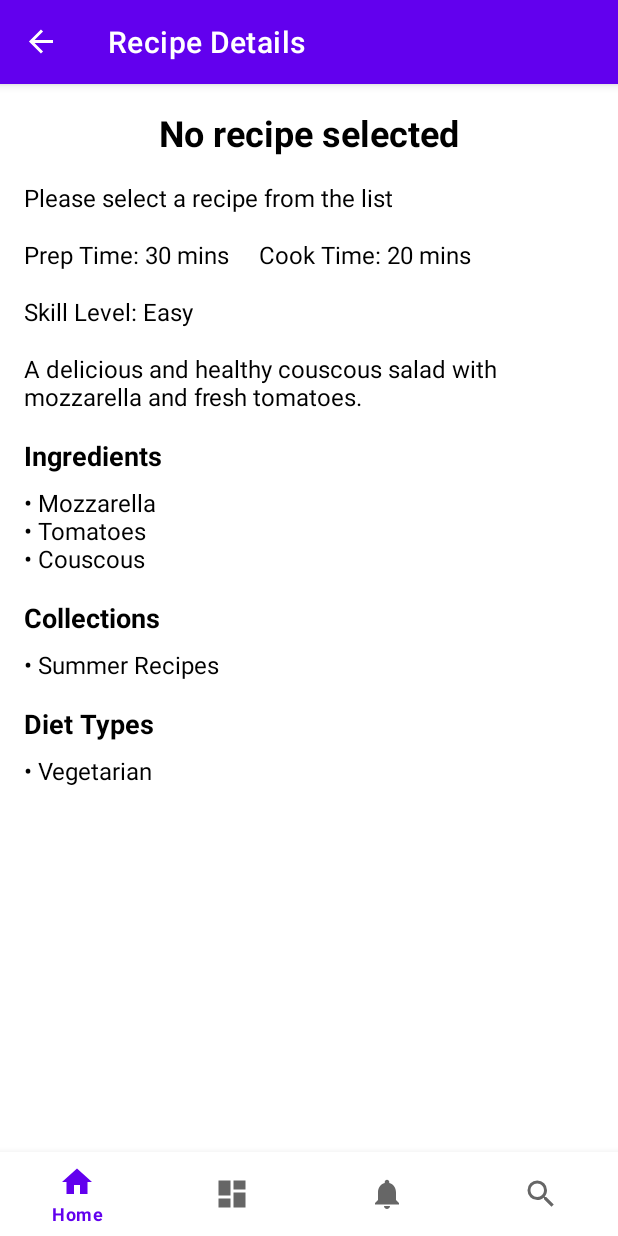
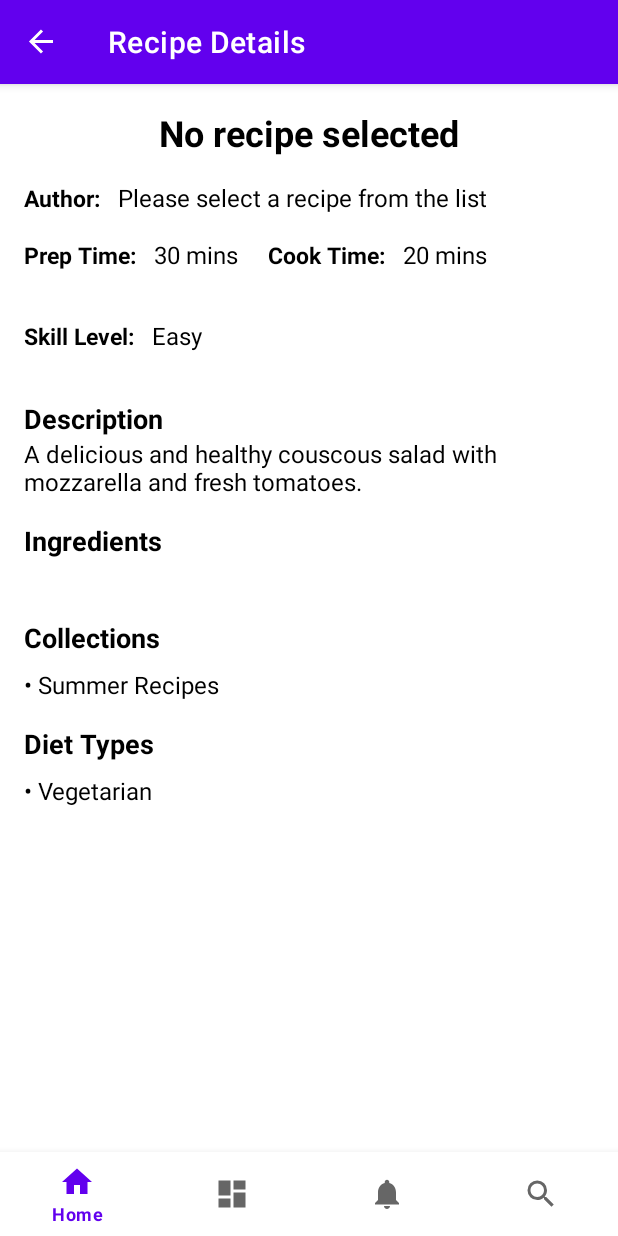
Before and after one commit to TudorGabriel28/II.3510_2425_SmallProject_G2_DLSMobile, an Android app: the RecipeDetailsFragment screen opened through its navigation route, on a phone screen of 412 x 824 dp. Run offline under Robolectric (Android 15) with nearby library versions, the phone set to English and light mode, and no system bars; our stand-ins replace navigation-ui.

Commit message:
Format details page values

```diff
--- a/app/src/main/java/com/example/recipeapp/ui/recipe/RecipeDetailsFragment.java
+++ b/app/src/main/java/com/example/recipeapp/ui/recipe/RecipeDetailsFragment.java
@@ -9,6 +9,7 @@ import android.widget.Toast;
 import androidx.annotation.NonNull;
 import androidx.fragment.app.Fragment;
 
+import com.example.recipeapp.R;
 import com.example.recipeapp.databinding.FragmentRecipeDetailsBinding;
 import com.example.recipeapp.dtos.CypherQuery;
 import com.example.recipeapp.dtos.Neo4jResponse;
@@ -16,6 +17,8 @@ import com.example.recipeapp.services.Neo4jApiService;
 import com.example.recipeapp.services.Neo4jCallback;
 import com.example.recipeapp.services.Neo4jService;
 import com.example.recipeapp.ui.search.RecipeListItem;
+import com.google.android.material.chip.Chip;
+import com.google.android.material.chip.ChipGroup;
 
 import java.util.ArrayList;
 import java.util.Arrays;
@@ -25,13 +28,14 @@ import java.util.Objects;
 public class RecipeDetailsFragment extends Fragment {
 
     private FragmentRecipeDetailsBinding binding;
-
+    private ChipGroup selectedIngredientsChipGroup;
 
     @Override
     public View onCreateView(@NonNull LayoutInflater inflater, ViewGroup container, Bundle savedInstanceState) {
         // Inflate the layout using ViewBinding
         binding = FragmentRecipeDetailsBinding.inflate(inflater, container, false);
         View root = binding.getRoot();
+        selectedIngredientsChipGroup = root.findViewById(R.id.selectedIngredientsChipGroup);
 
         // Get the arguments passed from the previous fragment
         if (getArguments() != null) {
@@ -44,6 +48,8 @@ public class RecipeDetailsFragment extends Fragment {
 
 //            Get recipe details from the database
             getRecipeDetails(recipeName, recipeAuthor);
+
+
         } else {
             // If no arguments are passed, display a message
             binding.recipeTitleTextView.setText("No recipe selected");
@@ -51,6 +57,17 @@ public class RecipeDetailsFragment extends Fragment {
         }
 
         return root;
+    }
+
+    // Method to add the chip to the ChipGroup
+    private void addChip(String ingredient) {
+        Chip chip = new Chip(getContext());
+        chip.setText(ingredient);
+        chip.setOnCloseIconClickListener(v -> {
+            selectedIngredientsChipGroup.removeView(chip);
+        });
+
+        selectedIngredientsChipGroup.addView(chip);
     }
 
     private void getRecipeDetails(String recipeName, String author) {
@@ -71,12 +88,17 @@ public class RecipeDetailsFragment extends Fragment {
                 List<List<Object>> values = result.getData().getValues();
                 if (!values.isEmpty()) {
                     List<Object> recipeDetails = values.get(0);
+
+//                    Convert time from seconds to minutes and add "minutes" to the string
+                    int preparationTimeInMin = (int) (Double.parseDouble(recipeDetails.get(3).toString()) / 60);
+                    int cookingTimeInMin = (int) (Double.parseDouble(recipeDetails.get(4).toString()) / 60);
+
                     Recipe recipe = new Recipe(recipeDetails.get(0).toString(),
                             recipeDetails.get(1).toString(),
                             author,
                             recipeDetails.get(2).toString(),
-                            recipeDetails.get(3).toString(),
-                            recipeDetails.get(4).toString(),
+                            preparationTimeInMin + " min",
+                            cookingTimeInMin + " min",
                             recipeDetails.get(5).toString(),
                             (List<String>) recipeDetails.get(6),
                             (List<String>) recipeDetails.get(7),
@@ -87,9 +109,26 @@ public class RecipeDetailsFragment extends Fragment {
                     binding.recipePreparationTimeTextView.setText(recipe.getPreparationTime());
                     binding.recipeCookingTimeTextView.setText(recipe.getCookingTime());
                     binding.recipeSkillLevelTextView.setText(recipe.getSkillLevel());
-                    binding.recipeIngredientsTextView.setText(recipe.getIngredients().toString());
-                    binding.recipeCollectionsTextView.setText(recipe.getCollections().toString());
-                    binding.recipeDietTypesTextView.setText(recipe.getDietTypes().toString());
+                    for (String ingredient : recipe.getIngredients()) {
+                        addChip(ingredient);
+                    }
+
+                    if (recipe.getCollections() != null) {
+                        String collections = recipe.getCollections().toString();
+                        collections = collections.substring(1, collections.length() - 1);
+                        binding.recipeCollectionsTextView.setText(collections);
+                    } else {
+                        binding.recipeCollectionsTextView.setText(R.string.no_collections);
+                    }
+
+
+                    if (recipe.getDietTypes() == null || recipe.getDietTypes().size() == 0) {
+                        binding.recipeDietTypesTextView.setText(R.string.no_diet_types);
+                    } else {
+                        String dietTypes = recipe.getDietTypes().toString();
+                        dietTypes = dietTypes.substring(1, dietTypes.length() - 1);
+                        binding.recipeDietTypesTextView.setText(dietTypes);
+                    }
                 } else {
                     Toast.makeText(getContext(), "No recipe found", Toast.LENGTH_SHORT).show();
                 }
--- a/app/src/main/res/layout/fragment_recipe_details.xml
+++ b/app/src/main/res/layout/fragment_recipe_details.xml
@@ -1,11 +1,19 @@
 <?xml version="1.0" encoding="utf-8"?>
+
+<ScrollView
+    android:layout_width="match_parent"
+    android:layout_height="match_parent"
+    xmlns:android="http://schemas.android.com/apk/res/android">
+
     <LinearLayout
         xmlns:android="http://schemas.android.com/apk/res/android"
         android:layout_width="match_parent"
         android:layout_height="match_parent"
         android:orientation="vertical"
         android:padding="16dp"
-android:background="@color/white">
+        android:background="@color/white"
+        xmlns:app="http://schemas.android.com/apk/res-auto"
+        xmlns:tools="http://schemas.android.com/tools">
 
         <!-- Recipe Title -->
         <TextView
@@ -19,16 +27,31 @@ android:background="@color/white">
             android:layout_gravity="center_horizontal"
             android:paddingBottom="16dp" />
 
-
+        <LinearLayout
+            android:layout_width="wrap_content"
+            android:layout_height="wrap_content"
+            android:orientation="horizontal"
+            android:paddingBottom="16dp">
+            <TextView
+                android:layout_width="wrap_content"
+                android:layout_height="wrap_content"
+                android:text="Author: "
+                android:textSize="15sp"
+                android:textStyle="bold"
+                android:textColor="@color/black"
+                android:paddingEnd="8dp" />
             <TextView
                 android:id="@+id/recipeAuthorTextView"
                 android:layout_width="wrap_content"
                 android:layout_height="wrap_content"
-        android:text="Author: John Doe"
+                android:text="John Doe"
                 android:textSize="16sp"
-        android:textColor="@color/black"
-        android:paddingBottom="16dp" />
+                android:textColor="@color/black" />
+        </LinearLayout>
+
         <!-- Preparation and Cooking Times -->
+
+
         <LinearLayout
             android:layout_width="wrap_content"
             android:layout_height="wrap_content"
@@ -36,13 +59,27 @@ android:background="@color/white">
             android:gravity="center"
             android:paddingBottom="16dp">
 
+            <LinearLayout
+                android:layout_width="wrap_content"
+                android:layout_height="wrap_content"
+                android:orientation="horizontal"
+                android:paddingBottom="16dp">
+                <TextView
+                    android:layout_width="wrap_content"
+                    android:layout_height="wrap_content"
+                    android:text="Prep Time: "
+                    android:textSize="15sp"
+                    android:textStyle="bold"
+                    android:textColor="@color/black"
+                    android:paddingEnd="8dp" />
                 <TextView
                     android:id="@+id/recipePreparationTimeTextView"
                     android:layout_width="wrap_content"
                     android:layout_height="wrap_content"
-        android:text="Prep Time: 30 mins"
+                    android:text="30 mins"
                     android:textSize="16sp"
                     android:textColor="@color/black" />
+            </LinearLayout>
 
             <TextView
                 android:layout_width="wrap_content"
@@ -53,26 +90,66 @@ android:background="@color/white">
                 android:paddingEnd="8dp"
                 android:textColor="@color/design_default_color_surface" />
 
+
+            <LinearLayout
+                android:layout_width="wrap_content"
+                android:layout_height="wrap_content"
+                android:orientation="horizontal"
+                android:paddingBottom="16dp">
+                <TextView
+                    android:layout_width="wrap_content"
+                    android:layout_height="wrap_content"
+                    android:text="Cook Time: "
+                    android:textSize="15sp"
+                    android:textStyle="bold"
+                    android:textColor="@color/black"
+                    android:paddingEnd="8dp" />
                 <TextView
                     android:id="@+id/recipeCookingTimeTextView"
                     android:layout_width="wrap_content"
                     android:layout_height="wrap_content"
-        android:text="Cook Time: 20 mins"
+                    android:text="20 mins"
                     android:textSize="16sp"
                     android:textColor="@color/black" />
             </LinearLayout>
 
+        </LinearLayout>
+
         <!-- Skill Level -->
+
+        <LinearLayout
+            android:layout_width="wrap_content"
+            android:layout_height="wrap_content"
+            android:orientation="horizontal"
+            android:paddingBottom="16dp">
+            <TextView
+                android:layout_width="wrap_content"
+                android:layout_height="wrap_content"
+                android:text="Skill Level: "
+                android:textSize="15sp"
+                android:textStyle="bold"
+                android:textColor="@color/black"
+                android:paddingEnd="8dp" />
             <TextView
                 android:id="@+id/recipeSkillLevelTextView"
                 android:layout_width="wrap_content"
                 android:layout_height="wrap_content"
-    android:text="Skill Level: Easy"
+                android:text="Easy"
                 android:textSize="16sp"
                 android:textColor="@color/black"
                 android:paddingBottom="16dp" />
 
+        </LinearLayout>
+
         <!-- Recipe Description -->
+        <TextView
+            android:layout_width="wrap_content"
+            android:layout_height="wrap_content"
+            android:text="Description"
+            android:textSize="18sp"
+            android:textStyle="bold"
+            android:textColor="@color/black"
+            android:paddingEnd="8dp" />
         <TextView
             android:id="@+id/recipeDescriptionTextView"
             android:layout_width="match_parent"
@@ -92,14 +169,15 @@ android:background="@color/white">
             android:textColor="@color/black"
             android:paddingBottom="8dp" />
 
-<TextView
-    android:id="@+id/recipeIngredientsTextView"
+        <!-- Chip Group for Selected Ingredients -->
+        <com.google.android.material.chip.ChipGroup
+            android:id="@+id/selectedIngredientsChipGroup"
             android:layout_width="match_parent"
             android:layout_height="wrap_content"
-    android:text="• Mozzarella\n• Tomatoes\n• Couscous"
-    android:textSize="16sp"
-    android:textColor="@color/black"
-    android:paddingBottom="16dp" />
+            android:layout_margin="16dp"
+            android:orientation="horizontal"
+            app:singleLine="false"/>
+
 
         <!-- Collections Section -->
         <TextView
@@ -138,3 +216,4 @@ android:background="@color/white">
             android:textSize="16sp"
             android:textColor="@color/black" />
     </LinearLayout>
+</ScrollView>
--- a/app/src/main/res/values/strings.xml
+++ b/app/src/main/res/values/strings.xml
@@ -4,4 +4,6 @@
     <string name="title_dashboard">Dashboard</string>
     <string name="title_notifications">Notifications</string>
     <string name="search">Search</string>
+    <string name="no_diet_types">No diet types</string>
+    <string name="no_collections">No collections</string>
 </resources>
```
Lines whose indentation alone changed are shown as unchanged.
